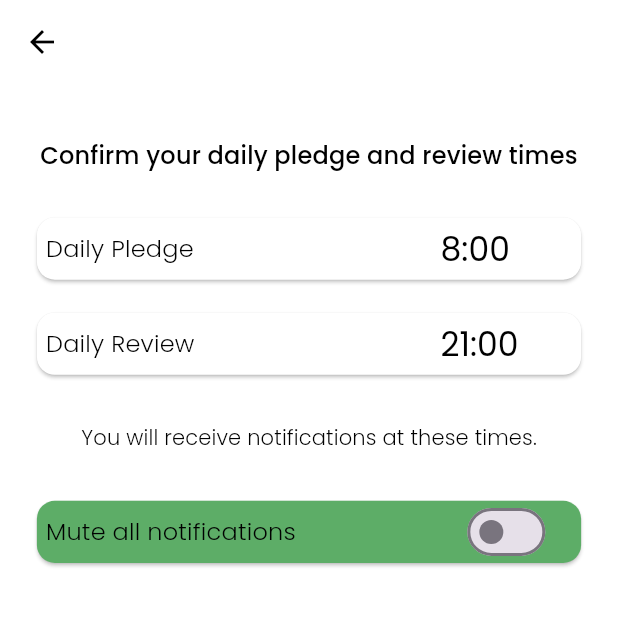
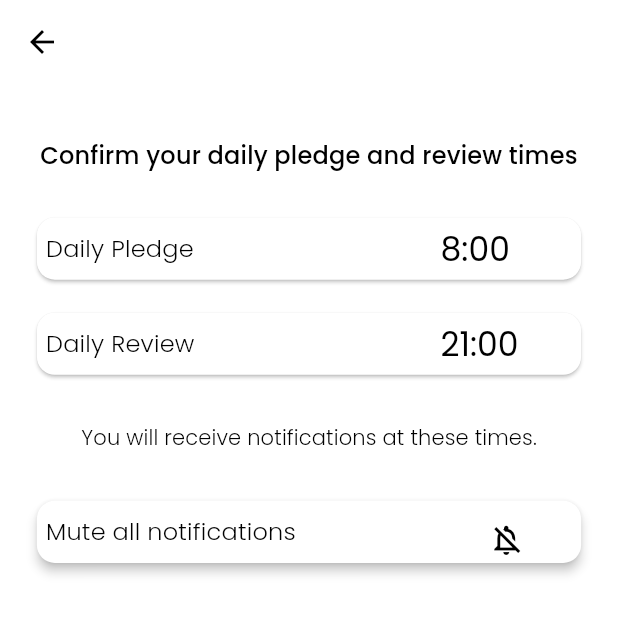
Before and after one commit to ookokk/quit_mate, a Flutter app: the EditNotificationsView screen opened by its route, on a phone screen of 412 x 824 dp, the top half of it. Run offline on Flutter 3.47's test engine with Material 3 defaults, Android fonts, the light colour scheme and no system bars; our stand-ins replace awesome_notifications, cloud_firestore, connectivity_plus, easy_localization, firebase_core, fl_chart and 7 more; accounts and stored records are empty.

Commit message:
cancele notifications loic compoleted

```diff
--- a/lib/src/core/const/strings.dart
+++ b/lib/src/core/const/strings.dart
@@ -74,6 +74,8 @@
   static const String alumni = "Alumni";
   //settings
   static const String account = "Account";
+  static const String areYouSureTurnOff =
+      "Are you sure you want to turn off notifications?";
   static const String warning = "Warning";
   static const String areYouSureLogout = "Are you sure you want to log out ?";
   static const String signOut = "Sign out";
--- a/lib/src/feature/notification/view/edit_notifications_view.dart
+++ b/lib/src/feature/notification/view/edit_notifications_view.dart
@@ -3,7 +3,8 @@
 import 'package:quit_mate/src/core/const/material/device_size.dart';
 import 'package:quit_mate/src/core/const/strings.dart';
 import 'package:quit_mate/src/core/theme/theme_provider.dart';
-import 'package:quit_mate/src/feature/notification/viewmodel/notification_notifier.dart';
+import 'package:quit_mate/src/feature/notification/model/notification_service.dart';
+import 'package:quit_mate/src/feature/settings/widget/settings_alert_dialog.dart';
 import 'package:quit_mate/src/feature/splash/get_user_information/widget/custom_pledge_time_picker.dart';
 import 'package:quit_mate/src/feature/splash/get_user_information/widget/custom_review_time_picker.dart';
 import 'package:quit_mate/src/product/widget/custom_app_bar.dart';
@@ -16,7 +17,7 @@
   @override
   Widget build(BuildContext context, WidgetRef ref) {
     final currentTheme = ref.watch(themeProvider);
-    final controller = ref.watch(notificationControllerProvider);
+    final ntfService = NotificationService();
     return SafeArea(
         child: Scaffold(
       appBar: const CustomAppBar(),
@@ -67,7 +68,8 @@
               width: DeviceSize.kWidth(context) * 0.9,
               height: DeviceSize.kHeight(context) * 0.06,
               child: Card(
-                color: currentTheme.cardColor,
+                elevation: 3,
+                color: currentTheme.scaffoldBackgroundColor,
                 child: Padding(
                   padding: const EdgeInsets.all(6.0),
                   child: Row(
@@ -80,13 +82,22 @@
                         ),
                       ),
                       Expanded(
-                        child: Switch(
-                          value: controller.notificationsEnabled,
-                          onChanged: (bool value) {
-                            controller.toggleNotification(value, context);
+                          child: IconButton(
+                        onPressed: () {
+                          SettingsAlertDialog().showSettingsAlertDialog(
+                              context, ref, () {
+                            ntfService.cancelNotifications();
                           },
+                              MaterialStateProperty.all(Colors.red.shade200),
+                              Strings.warning,
+                              Strings.areYouSureTurnOff,
+                              Strings.yes);
+                        },
+                        icon: Icon(
+                          Icons.notifications_off_outlined,
+                          color: currentTheme.indicatorColor,
                         ),
-                      )
+                      ))
                     ],
                   ),
                 ),
```
Also changed, not shown: lib/src/feature/notification/viewmodel/notification_notifier.dart (deleted, +0 -23 lines).
